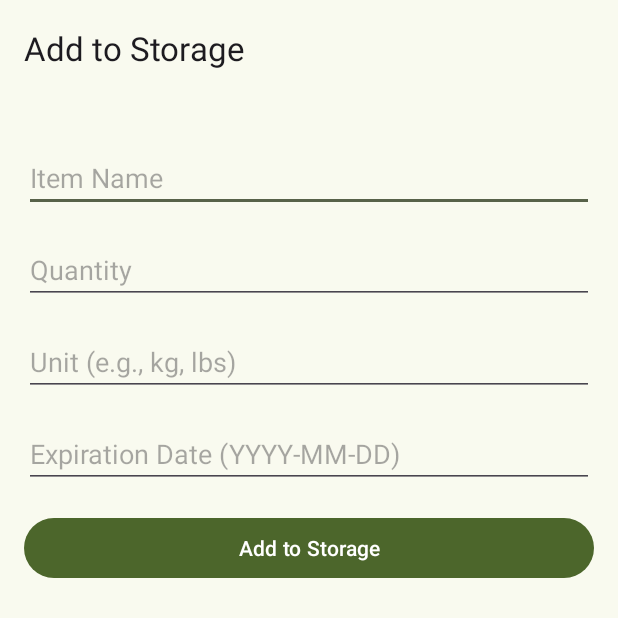
After one commit to cuongtki696/Meal-Planner, an Android app: the StorageAddActivity screen opened directly, with no data from a screen before it, on a phone screen of 412 x 824 dp, the top half of it. The commit adds this screen. Run offline under Robolectric (Android 15) with nearby library versions, the light colour scheme and no system bars.

Commit message:
added back storage and implement warning system

```diff
--- a/app/build.gradle
+++ b/app/build.gradle
@@ -48,6 +48,8 @@ dependencies {
     implementation libs.baserecyclerviewadapterhelper4
 
     testImplementation libs.junit
+    testImplementation 'org.robolectric:robolectric:4.9'
+
     androidTestImplementation libs.ext.junit
     androidTestImplementation libs.espresso.core
 }
--- a/app/src/main/AndroidManifest.xml
+++ b/app/src/main/AndroidManifest.xml
@@ -30,6 +30,8 @@
         <activity android:name=".ui.search.search.HistoryActivity" />
         <activity android:name=".ui.shopping.ShoppingListActivity" />
         <activity android:name=".ui.shopping.ShoppingAddActivity" />
+        <activity android:name=".ui.storage.StorageListActivity" />
+        <activity android:name=".ui.storage.StorageAddActivity" />
         <activity android:name=".ui.mine.RegisterActivity" />
         <activity android:name=".ui.mine.ModifyActivity" />
     </application>
--- a/app/src/main/java/meal/cuongtki696/org/ui/mine/MineFragment.java
+++ b/app/src/main/java/meal/cuongtki696/org/ui/mine/MineFragment.java
@@ -14,6 +14,7 @@ import com.bumptech.glide.Glide;
 import meal.cuongtki696.org.databinding.FragmentMineBinding;
 import meal.cuongtki696.org.ui.search.search.HistoryActivity;
 import meal.cuongtki696.org.ui.shopping.ShoppingListActivity;
+import meal.cuongtki696.org.ui.storage.StorageListActivity;
 import meal.cuongtki696.org.utils.AccountHelper;
 
 public class MineFragment extends Fragment {
@@ -38,6 +39,9 @@ public class MineFragment extends Fragment {
         binding.tvFoodBasket.setOnClickListener(v -> {
             ShoppingListActivity.launch(requireContext());
         });
+        binding.tvStorageList.setOnClickListener(v -> {
+            StorageListActivity.launch(requireContext());  // Launch StorageListActivity
+        });
         binding.btnLogout.setOnClickListener(v -> {
             AccountHelper.saveActiveAccount(null);
             LoginActivity.launch(requireContext());
--- /dev/null
+++ b/app/src/main/java/meal/cuongtki696/org/ui/storage/StorageAddActivity.java
@@ -0,0 +1,89 @@
+package meal.cuongtki696.org.ui.storage;
+
+import android.content.Context;
+import android.content.Intent;
+import android.os.Bundle;
+import android.text.TextUtils;
+import android.widget.Toast;
+import android.widget.EditText;
+import android.widget.Button;
+
+import androidx.appcompat.app.AppCompatActivity;
+
+import meal.cuongtki696.org.R;
+import meal.cuongtki696.org.utils.AccountHelper;
+
+public class StorageAddActivity extends AppCompatActivity {
+
+    private EditText etName, etQuantity, etUnit, etExpiration;
+    private Button btnAdd;
+
+    public static void launch(Context context) {
+        Intent intent = new Intent(context, StorageAddActivity.class);
+        context.startActivity(intent);
+    }
+
+    @Override
+    protected void onCreate(Bundle savedInstanceState) {
+        super.onCreate(savedInstanceState);
+        setContentView(R.layout.activity_storage_add);  // Ensure this layout exists
+
+        // Initialize the views
+        etName = findViewById(R.id.et_storage_item_name);
+        etQuantity = findViewById(R.id.et_storage_item_quantity);
+        etUnit = findViewById(R.id.et_storage_item_unit);
+        etExpiration = findViewById(R.id.et_storage_item_expiration);
+        btnAdd = findViewById(R.id.btn_add_storage_item);
+
+        // Set click listener for the add button
+        btnAdd.setOnClickListener(v -> addStorageItem());
+    }
+
+    private void addStorageItem() {
+        // Get the input values from the user
+        String name = etName.getText().toString().trim();
+        String quantityStr = etQuantity.getText().toString().trim();
+        String unit = etUnit.getText().toString().trim();
+        String expirationDate = etExpiration.getText().toString().trim();
+
+        // Validate the input
+        if (TextUtils.isEmpty(name)) {
+            etName.setError("Item name is required");
+            return;
+        }
+
+        if (TextUtils.isEmpty(quantityStr)) {
+            etQuantity.setError("Quantity is required");
+            return;
+        }
+
+        int quantity;
+        try {
+            quantity = Integer.parseInt(quantityStr);
+        } catch (NumberFormatException e) {
+            etQuantity.setError("Invalid quantity");
+            return;
+        }
+
+        if (TextUtils.isEmpty(unit)) {
+            etUnit.setError("Unit is required");
+            return;
+        }
+
+        if (TextUtils.isEmpty(expirationDate)) {
+            etExpiration.setError("Expiration date is required");
+            return;
+        }
+
+        // Add the storage item using AccountHelper (which stores the item with expiration date)
+        boolean isAdded = AccountHelper.addStorageItem(name + " (" + quantity + " " + unit + ")", expirationDate);
+
+        // Show a message based on the result
+        if (isAdded) {
+            Toast.makeText(this, "Item added to storage", Toast.LENGTH_SHORT).show();
+            finish();  // Close the activity after the item is added
+        } else {
+            Toast.makeText(this, "Failed to add item to storage", Toast.LENGTH_SHORT).show();
+        }
+    }
+}
--- a/app/src/main/res/layout/activity_login.xml
+++ b/app/src/main/res/layout/activity_login.xml
@@ -25,7 +25,7 @@
         android:layout_width="0dp"
         android:layout_height="wrap_content"
         android:layout_marginTop="32dp"
-        android:hint="account"
+        android:hint="Username"
         app:layout_constraintEnd_toEndOf="parent"
         app:layout_constraintStart_toStartOf="parent"
         app:layout_constraintTop_toBottomOf="@+id/tv_title">
@@ -44,7 +44,7 @@
         android:layout_width="0dp"
         android:layout_height="wrap_content"
         android:layout_marginTop="16dp"
-        android:hint="password"
+        android:hint="Password"
         app:layout_constraintEnd_toEndOf="parent"
         app:layout_constraintStart_toStartOf="parent"
         app:layout_constraintTop_toBottomOf="@+id/il_email"
--- a/app/src/main/res/layout/activity_shopping_list.xml
+++ b/app/src/main/res/layout/activity_shopping_list.xml
@@ -11,7 +11,7 @@
         android:id="@+id/toolbar"
         android:layout_width="match_parent"
         android:layout_height="wrap_content"
-        app:title="Food Basket" />
+        app:title="Shopping List" />
 
     <androidx.appcompat.widget.LinearLayoutCompat
         android:layout_width="match_parent"
--- /dev/null
+++ b/app/src/main/res/layout/activity_storage_add.xml
@@ -0,0 +1,63 @@
+<?xml version="1.0" encoding="utf-8"?>
+<LinearLayout
+    xmlns:android="http://schemas.android.com/apk/res/android"
+    xmlns:app="http://schemas.android.com/apk/res-auto"
+    android:layout_width="match_parent"
+    android:layout_height="match_parent"
+    android:fitsSystemWindows="true"
+    android:orientation="vertical">
+
+    <com.google.android.material.appbar.MaterialToolbar
+        android:id="@+id/toolbar"
+        android:layout_width="match_parent"
+        android:layout_height="wrap_content"
+        app:layout_constraintTop_toTopOf="parent"
+        app:title="Add to Storage" />
+
+    <LinearLayout
+        android:layout_width="match_parent"
+        android:layout_height="match_parent"
+        android:orientation="vertical"
+        android:padding="16dp">
+
+        <EditText
+            android:id="@+id/et_storage_item_name"
+            android:layout_width="match_parent"
+            android:layout_height="wrap_content"
+            android:layout_marginTop="16dp"
+            android:hint="Item Name"
+            android:inputType="text" />
+
+        <EditText
+            android:id="@+id/et_storage_item_quantity"
+            android:layout_width="match_parent"
+            android:layout_height="wrap_content"
+            android:layout_marginTop="16dp"
+            android:hint="Quantity"
+            android:inputType="number" />
+
+        <EditText
+            android:id="@+id/et_storage_item_unit"
+            android:layout_width="match_parent"
+            android:layout_height="wrap_content"
+            android:layout_marginTop="16dp"
+            android:hint="Unit (e.g., kg, lbs)"
+            android:inputType="text" />
+
+        <EditText
+            android:id="@+id/et_storage_item_expiration"
+            android:layout_width="match_parent"
+            android:layout_height="wrap_content"
+            android:layout_marginTop="16dp"
+            android:hint="Expiration Date (YYYY-MM-DD)"
+            android:inputType="date" />
+
+        <Button
+            android:id="@+id/btn_add_storage_item"
+            android:layout_width="match_parent"
+            android:layout_height="wrap_content"
+            android:layout_marginTop="16dp"
+            android:text="Add to Storage" />
+
+    </LinearLayout>
+</LinearLayout>
--- a/app/src/main/res/values/strings.xml
+++ b/app/src/main/res/values/strings.xml
@@ -3,5 +3,9 @@
     <string name="title_home">Home</string>
     <string name="title_collect">Collect</string>
     <string name="title_mine">Mine</string>
-    <string name="searchbar_hint">Input Something</string>
+    <string name="searchbar_hint">Search</string>
+    <string name="storage_title">Storage</string>
+    <string name="update">Update</string>
+    <string name="remove">Remove</string>
+    <string name="storage_list_empty">Storage List Empty</string>
 </resources>
```
Also changed, not shown: app/src/main/java/meal/cuongtki696/org/ui/storage/StorageItem.java (added, +33 -0 lines), app/src/main/java/meal/cuongtki696/org/ui/storage/StorageListActivity.java (added, +184 -0 lines), app/src/main/java/meal/cuongtki696/org/ui/storage/StorageListAdapter.java (added, +104 -0 lines), app/src/main/java/meal/cuongtki696/org/utils/AccountHelper.java (+26 -0 lines), app/src/main/res/drawable/fridge_svgrepo_com.xml (added, +29 -0 lines), app/src/main/res/layout/activity_storage_list.xml (added, +68 -0 lines), app/src/main/res/layout/fragment_mine.xml (+21 -2 lines), app/src/main/res/layout/item_storage.xml (added, +47 -0 lines), 1 other file.
